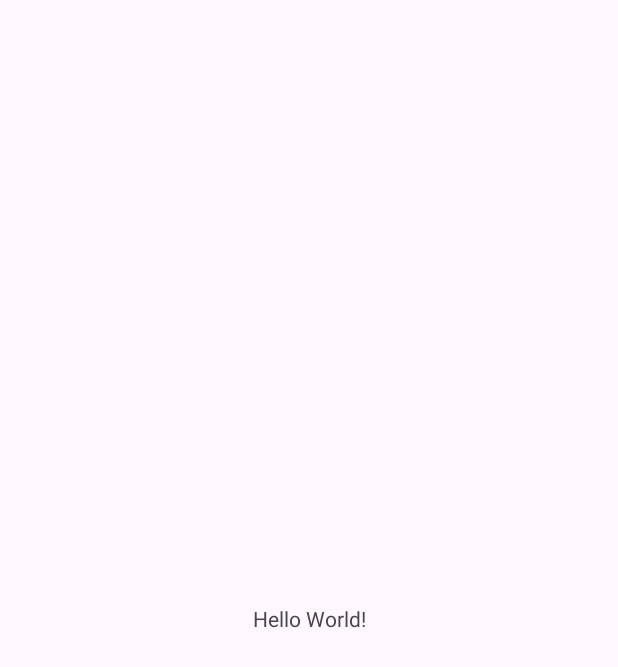
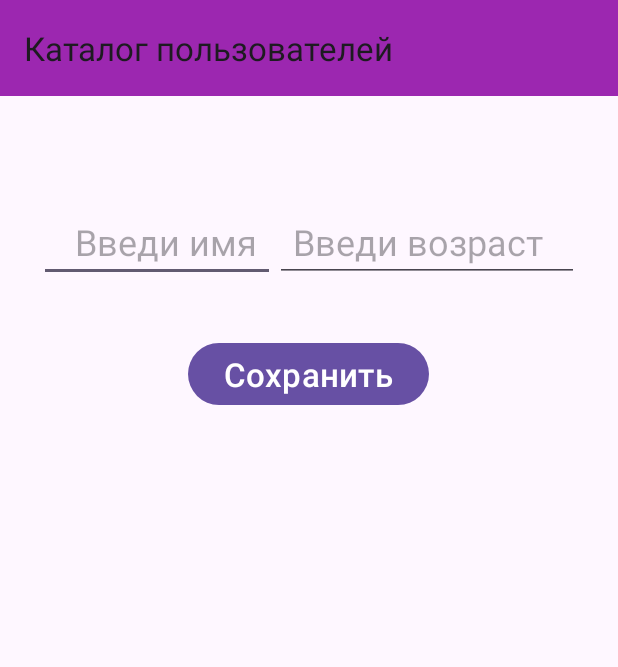
Before and after one commit to Hellion2008/Android_UserDirectory, an Android app: the screen it shows after launch (MainActivity), on a phone screen of 412 x 824 dp. Before the commit the part shown is almost empty. Shown: the top 667 px of the screen. Run offline under Robolectric (Android 15) with nearby library versions, the phone set to English and light mode, and no system bars.

```diff
--- a/app/src/main/java/ru/urban/android_userdirectory/MainActivity.kt
+++ b/app/src/main/java/ru/urban/android_userdirectory/MainActivity.kt
@@ -1,12 +1,33 @@
 package ru.urban.android_userdirectory
 
+import android.annotation.SuppressLint
+import android.graphics.Color
 import android.os.Bundle
+import android.view.Menu
+import android.view.MenuItem
+import android.widget.AdapterView
+import android.widget.ArrayAdapter
+import android.widget.Button
+import android.widget.EditText
+import android.widget.ListView
+import android.widget.Toast
 import androidx.activity.enableEdgeToEdge
 import androidx.appcompat.app.AppCompatActivity
 import androidx.core.view.ViewCompat
 import androidx.core.view.WindowInsetsCompat
 
 class MainActivity : AppCompatActivity() {
+
+    private lateinit var nameEditTextET: EditText
+    private lateinit var ageEditTextET: EditText
+
+    private lateinit var saveBTN: Button
+
+    private lateinit var listViewLV: ListView
+
+    private val list: MutableList<User> = mutableListOf()
+
+    @SuppressLint("MissingInflatedId")
     override fun onCreate(savedInstanceState: Bundle?) {
         super.onCreate(savedInstanceState)
         enableEdgeToEdge()
@@ -16,5 +37,50 @@ class MainActivity : AppCompatActivity() {
             v.setPadding(systemBars.left, systemBars.top, systemBars.right, systemBars.bottom)
             insets
         }
+
+        nameEditTextET = findViewById(R.id.nameEditTextET)
+        ageEditTextET = findViewById(R.id.ageEditTextET)
+
+        saveBTN = findViewById(R.id.saveBTN)
+
+        listViewLV = findViewById(R.id.listViewLV)
+
+        val adapter =
+            ArrayAdapter(this, android.R.layout.simple_list_item_1,list)
+        listViewLV.adapter = adapter
+
+        listViewLV.onItemClickListener =
+            AdapterView.OnItemClickListener{ parent, v, position, id ->
+                adapter.remove(adapter.getItem(position))
+                Toast.makeText(this, "Пользователь удален", Toast.LENGTH_SHORT).show()
+            }
+
+        saveBTN.setOnClickListener { view ->
+            list.add(User(nameEditTextET.text.toString(), ageEditTextET.text.toString().toInt()))
+            nameEditTextET.text.clear()
+            ageEditTextET.text.clear()
+
+            adapter.notifyDataSetInvalidated()
+        }
+    }
+
+    override fun onCreateOptionsMenu(menu: Menu?): Boolean {
+        menuInflater.inflate(R.menu.main_menu, menu)
+        return true
+    }
+
+    override fun onOptionsItemSelected(item: MenuItem): Boolean {
+        when(item.itemId){
+
+            R.id.exitMainMenu -> {
+                Toast.makeText(
+                    applicationContext,
+                    "Приложение закрыто",
+                    Toast.LENGTH_LONG
+                ).show()
+                finish()
+            }
+        }
+        return super.onOptionsItemSelected(item)
     }
 }
--- /dev/null
+++ b/app/src/main/java/ru/urban/android_userdirectory/User.kt
@@ -0,0 +1,7 @@
+package ru.urban.android_userdirectory
+
+data class User(val name: String, var age: Int) {
+    override fun toString(): String {
+        return "$name: $age"
+    }
+}
--- a/app/src/main/res/layout/activity_main.xml
+++ b/app/src/main/res/layout/activity_main.xml
@@ -7,13 +7,64 @@
     android:layout_height="match_parent"
     tools:context=".MainActivity">
 
-    <TextView
-        android:layout_width="wrap_content"
+    <androidx.appcompat.widget.Toolbar
+        android:id="@+id/toolbarMain"
+        android:layout_width="match_parent"
         android:layout_height="wrap_content"
-        android:text="Hello World!"
+        android:background="@color/color_toolbar"
+        app:title="Каталог пользователей"
+        tools:ignore="MissingConstraints" />
+
+    <LinearLayout
+        android:id="@+id/layout_fields"
+        android:layout_width="match_parent"
+        android:layout_height="wrap_content"
+        android:orientation="horizontal"
+        android:gravity="center"
         app:layout_constraintBottom_toBottomOf="parent"
         app:layout_constraintEnd_toEndOf="parent"
         app:layout_constraintStart_toStartOf="parent"
-        app:layout_constraintTop_toTopOf="parent" />
+        app:layout_constraintTop_toBottomOf="@+id/toolbarMain"
+        app:layout_constraintVertical_bias="0.1">
+
+        <EditText
+            android:id="@+id/nameEditTextET"
+            android:layout_width="wrap_content"
+            android:layout_height="wrap_content"
+            android:hint="@string/name_edit_text"
+            android:textSize="24dp"
+            android:paddingLeft="24dp"
+            android:paddingRight="12dp"/>
+
+        <EditText
+            android:id="@+id/ageEditTextET"
+            android:layout_width="wrap_content"
+            android:layout_height="wrap_content"
+            android:hint="@string/age_edit_text"
+            android:textSize="24dp"
+            android:paddingRight="24dp"
+            android:paddingLeft="12dp"/>
+
+    </LinearLayout>
+
+    <Button
+        android:id="@+id/saveBTN"
+        android:layout_width="wrap_content"
+        android:layout_height="wrap_content"
+        android:text="@string/save_btn"
+        android:textSize="22dp"
+        app:layout_constraintBottom_toBottomOf="parent"
+        app:layout_constraintEnd_toEndOf="parent"
+        app:layout_constraintHorizontal_bias="0.498"
+        app:layout_constraintStart_toStartOf="parent"
+        app:layout_constraintTop_toBottomOf="@id/layout_fields"
+        app:layout_constraintVertical_bias="0.063" />
+
+    <ListView
+        android:id="@+id/listViewLV"
+        android:layout_width="match_parent"
+        android:layout_height="wrap_content"
+        app:layout_constraintTop_toBottomOf="@+id/saveBTN"
+        android:layout_marginTop="12dp"/>
 
 </androidx.constraintlayout.widget.ConstraintLayout>
--- /dev/null
+++ b/app/src/main/res/menu/main_menu.xml
@@ -0,0 +1,10 @@
+<?xml version="1.0" encoding="utf-8"?>
+<menu xmlns:android="http://schemas.android.com/apk/res/android"
+    xmlns:app="http://schemas.android.com/apk/res-auto">
+
+    <item
+        android:id="@+id/exitMainMenu"
+        android:orderInCategory="50"
+        android:title="@string/exit_menu"
+        app:showAsAction="never"/>
+</menu>
--- a/app/src/main/res/values/colors.xml
+++ b/app/src/main/res/values/colors.xml
@@ -2,4 +2,5 @@
 <resources>
     <color name="black">#FF000000</color>
     <color name="white">#FFFFFFFF</color>
+    <color name="color_toolbar">#9C27B0</color>
 </resources>
--- a/app/src/main/res/values/strings.xml
+++ b/app/src/main/res/values/strings.xml
@@ -1,3 +1,7 @@
 <resources>
     <string name="app_name">Android_UserDirectory</string>
+    <string name="name_edit_text">Введи имя</string>
+    <string name="age_edit_text">Введи возраст</string>
+    <string name="save_btn">Сохранить</string>
+    <string name="exit_menu">Exit</string>
 </resources>
```
